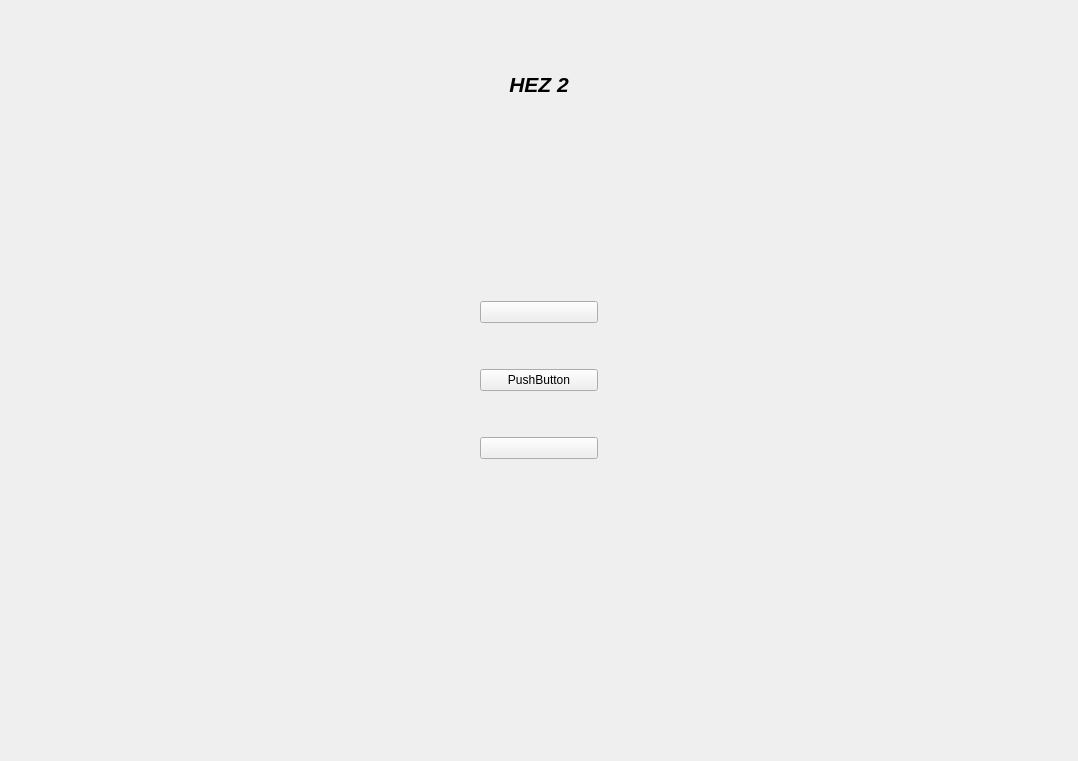
Before: the Qt Designer form projet/projet/premierInetrface.ui in khalilelghabed/projet_jeuCartesCpp, drawn with Qt 5.
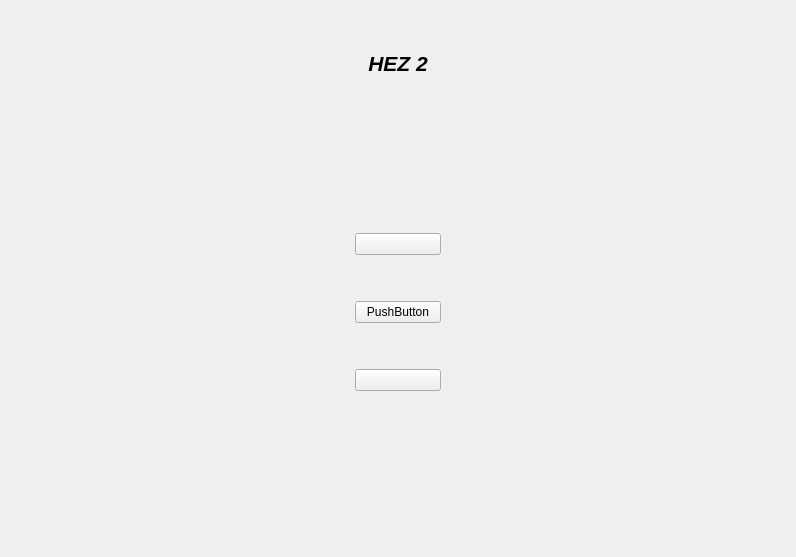
After: the same form once the commit is applied. Icons and pictures are not drawn.

```diff
--- a/projet/projet/premierInetrface.ui
+++ b/projet/projet/premierInetrface.ui
@@ -6,8 +6,8 @@
    <rect>
     <x>0</x>
     <y>0</y>
-    <width>1078</width>
-    <height>761</height>
+    <width>796</width>
+    <height>557</height>
    </rect>
   </property>
   <property name="windowTitle">
@@ -103,6 +103,13 @@
              <height>202</height>
             </size>
            </property>
+           <property name="toolTip">
+            <string>&lt;html&gt;&lt;head/&gt;&lt;body&gt;&lt;p align=&quot;center&quot;&gt;&lt;span style=&quot; font-size:18pt; font-weight:700; font-style:italic;&quot;&gt;play&lt;/span&gt;&lt;/p&gt;&lt;/body&gt;&lt;/html&gt;</string>
+           </property>
+           <property name="styleSheet">
+            <string notr="true">background-image: url(:/photos_des_cartes/button.jpg);
+</string>
+           </property>
            <property name="text">
             <string/>
            </property>
```
